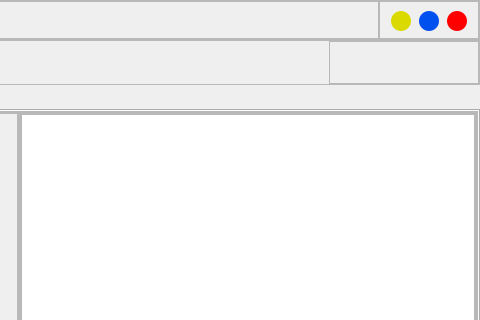
Above: MCIUI/main_widget/frame.ui from sunningxiao/RFSdemo before the change; both pictures show x 636 to 1116 and y 0 to 320 of the 1116 by 697 pixel window. Below: the same form after it.
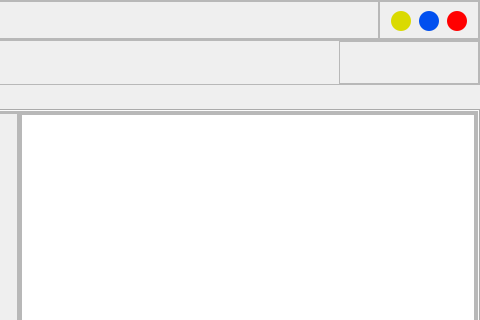
That is the form after the change.

```diff
--- a/MCIUI/main_widget/frame.ui
+++ b/MCIUI/main_widget/frame.ui
@@ -313,10 +313,16 @@
        <widget class="QFrame" name="frame_25">
         <property name="minimumSize">
          <size>
-          <width>150</width>
+          <width>140</width>
           <height>0</height>
          </size>
         </property>
+        <property name="maximumSize">
+         <size>
+          <width>140</width>
+          <height>16777215</height>
+         </size>
+        </property>
         <property name="frameShape">
          <enum>QFrame::StyledPanel</enum>
         </property>
@@ -339,8 +345,26 @@
          <property name="spacing">
           <number>0</number>
          </property>
-         <item row="0" column="0">
+         <item row="0" column="0" alignment="Qt::AlignHCenter|Qt::AlignVCenter">
           <widget class="QLabel" name="picture">
+           <property name="sizePolicy">
+            <sizepolicy hsizetype="Maximum" vsizetype="Maximum">
+             <horstretch>0</horstretch>
+             <verstretch>0</verstretch>
+            </sizepolicy>
+           </property>
+           <property name="minimumSize">
+            <size>
+             <width>0</width>
+             <height>0</height>
+            </size>
+           </property>
+           <property name="maximumSize">
+            <size>
+             <width>100</width>
+             <height>40</height>
+            </size>
+           </property>
            <property name="text">
             <string/>
            </property>
```
